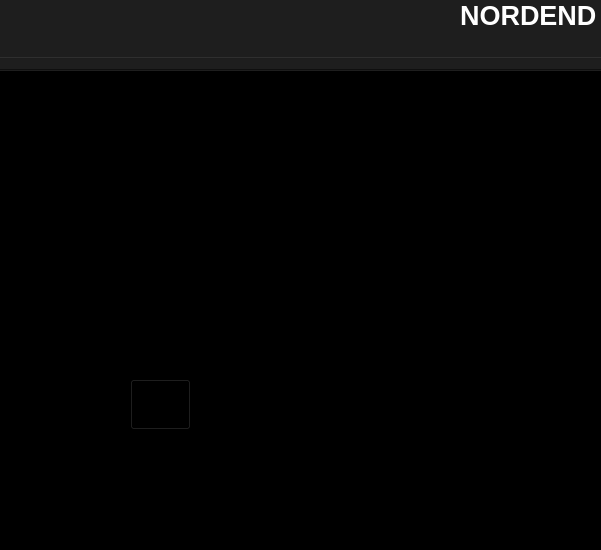
MorgesHAB/ERT2023GS, file UI/GS2023.ui: the form before one commit; both pictures show x 89 to 690 and y 0 to 550 of the 1101 by 794 pixel window.
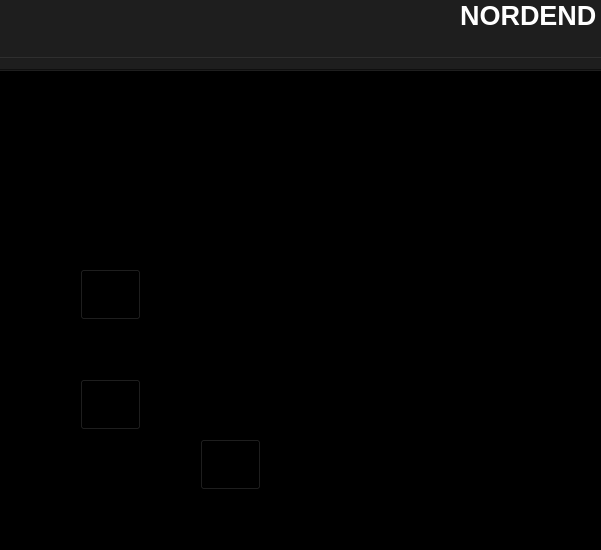
The form after the commit. Icons and pictures are not drawn.

The edit to the form file:
```diff
--- a/UI/GS2023.ui
+++ b/UI/GS2023.ui
@@ -415,6 +415,9 @@
       <height>601</height>
      </rect>
     </property>
+    <property name="styleSheet">
+     <string notr="true"/>
+    </property>
     <property name="title">
      <string>Propulsion</string>
     </property>
@@ -501,7 +504,7 @@
     <widget class="QCheckBox" name="checkBox_5">
      <property name="geometry">
       <rect>
-       <x>380</x>
+       <x>400</x>
        <y>330</y>
        <width>51</width>
        <height>61</height>
@@ -548,7 +551,7 @@
     <widget class="QCheckBox" name="checkBox_6">
      <property name="geometry">
       <rect>
-       <x>470</x>
+       <x>480</x>
        <y>330</y>
        <width>51</width>
        <height>61</height>
@@ -595,8 +598,8 @@
     <widget class="QCheckBox" name="checkBox_7">
      <property name="geometry">
       <rect>
-       <x>470</x>
-       <y>60</y>
+       <x>480</x>
+       <y>90</y>
        <width>51</width>
        <height>61</height>
       </rect>
@@ -642,8 +645,8 @@
     <widget class="QCheckBox" name="checkBox_8">
      <property name="geometry">
       <rect>
-       <x>530</x>
-       <y>148</y>
+       <x>540</x>
+       <y>160</y>
        <width>51</width>
        <height>61</height>
       </rect>
@@ -689,8 +692,8 @@
     <widget class="QCheckBox" name="checkBox_9">
      <property name="geometry">
       <rect>
-       <x>320</x>
-       <y>148</y>
+       <x>340</x>
+       <y>160</y>
        <width>51</width>
        <height>61</height>
       </rect>
@@ -819,7 +822,55 @@
     <widget class="QPushButton" name="valve_test">
      <property name="geometry">
       <rect>
-       <x>200</x>
+       <x>270</x>
+       <y>400</y>
+       <width>61</width>
+       <height>51</height>
+      </rect>
+     </property>
+     <property name="styleSheet">
+      <string notr="true">QPushButton {
+	background: transparent;
+	qproperty-icon: url(:/assets/GS_valve_V2_CloseH.svg);
+   qproperty-iconSize: 50px;
+}
+QPushButton:hover {
+	background-color: rgba(0, 0, 0, 50); 
+}
+</string>
+     </property>
+     <property name="text">
+      <string/>
+     </property>
+    </widget>
+    <widget class="QPushButton" name="GSE_fill">
+     <property name="geometry">
+      <rect>
+       <x>150</x>
+       <y>230</y>
+       <width>61</width>
+       <height>51</height>
+      </rect>
+     </property>
+     <property name="styleSheet">
+      <string notr="true">QPushButton {
+	background: transparent;
+	qproperty-icon: url(:/assets/GS_valve_V2_CloseH.svg);
+   qproperty-iconSize: 50px;
+}
+QPushButton:hover {
+	background-color: rgba(0, 0, 0, 50); 
+}
+</string>
+     </property>
+     <property name="text">
+      <string/>
+     </property>
+    </widget>
+    <widget class="QPushButton" name="GSE_vent">
+     <property name="geometry">
+      <rect>
+       <x>150</x>
        <y>340</y>
        <width>61</width>
        <height>51</height>
```
Left out of the diff: 119 changed lines with no effect on the pictures.
